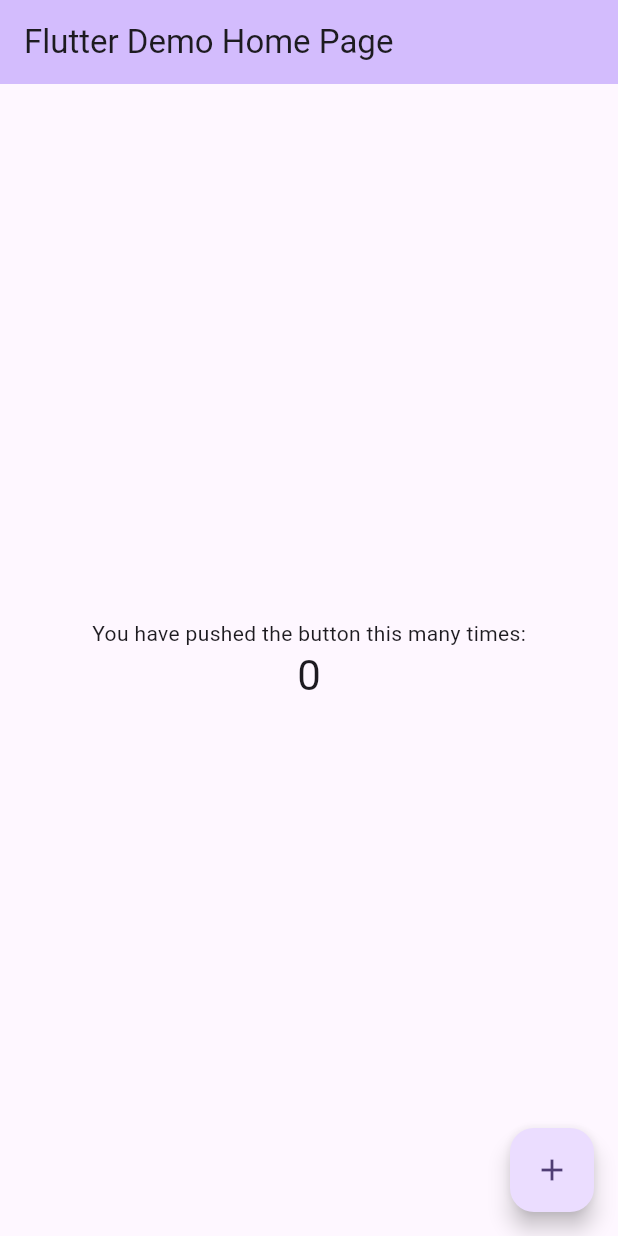
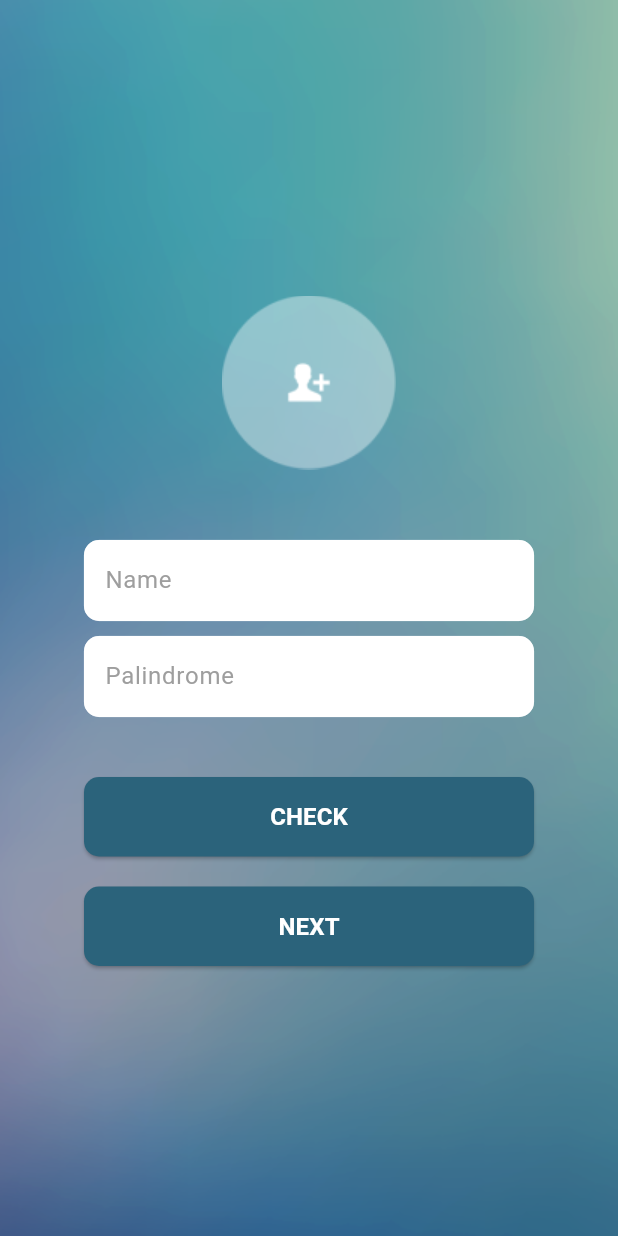
Before and after one commit to adamilham-dev/suitmedia_km_test, a Flutter app: the screen it shows after launch, on a phone screen of 412 x 824 dp. Run offline on Flutter 3.47's test engine with Material 3 defaults, Android fonts, the phone set to English and light mode, and no system bars; our stand-ins replace dio, get, get_storage.

Commit message:
update page two and three

```diff
--- a/lib/main.dart
+++ b/lib/main.dart
@@ -1,6 +1,10 @@
 import 'package:flutter/material.dart';
+import 'package:get/get.dart';
+import 'package:get_storage/get_storage.dart';
+import 'package:myapp/page_first.dart';
 
-void main() {
+void main() async {
+  await GetStorage.init();
   runApp(const MyApp());
 }
 
@@ -10,98 +14,13 @@ class MyApp extends StatelessWidget {
   // This widget is the root of your application.
   @override
   Widget build(BuildContext context) {
-    return MaterialApp(
-      title: 'Flutter Demo',
+    return GetMaterialApp(
+      title: 'KM TEST',
       theme: ThemeData(
         colorScheme: ColorScheme.fromSeed(seedColor: Colors.deepPurple),
       ),
-      home: const MyHomePage(title: 'Flutter Demo Home Page'),
+      home: const PageFirst(),
+      debugShowCheckedModeBanner: false,
     );
   }
 }
-
-class MyHomePage extends StatefulWidget {
-  const MyHomePage({super.key, required this.title});
-
-  // This widget is the home page of your application. It is stateful, meaning
-  // that it has a State object (defined below) that contains fields that affect
-  // how it looks.
-
-  // This class is the configuration for the state. It holds the values (in this
-  // case the title) provided by the parent (in this case the App widget) and
-  // used by the build method of the State. Fields in a Widget subclass are
-  // always marked "final".
-
-  final String title;
-
-  @override
-  State<MyHomePage> createState() => _MyHomePageState();
-}
-
-class _MyHomePageState extends State<MyHomePage> {
-  int _counter = 0;
-
-  void _incrementCounter() {
-    setState(() {
-      // This call to setState tells the Flutter framework that something has
-      // changed in this State, which causes it to rerun the build method below
-      // so that the display can reflect the updated values. If we changed
-      // _counter without calling setState(), then the build method would not be
-      // called again, and so nothing would appear to happen.
-      _counter++;
-    });
-  }
-
-  @override
-  Widget build(BuildContext context) {
-    // This method is rerun every time setState is called, for instance as done
-    // by the _incrementCounter method above.
-    //
-    // The Flutter framework has been optimized to make rerunning build methods
-    // fast, so that you can just rebuild anything that needs updating rather
-    // than having to individually change instances of widgets.
-    return Scaffold(
-      appBar: AppBar(
-        // TRY THIS: Try changing the color here to a specific color (to
-        // Colors.amber, perhaps?) and trigger a hot reload to see the AppBar
-        // change color while the other colors stay the same.
-        backgroundColor: Theme.of(context).colorScheme.inversePrimary,
-        // Here we take the value from the MyHomePage object that was created by
-        // the App.build method, and use it to set our appbar title.
-        title: Text(widget.title),
-      ),
-      body: Center(
-        // Center is a layout widget. It takes a single child and positions it
-        // in the middle of the parent.
-        child: Column(
-          // Column is also a layout widget. It takes a list of children and
-          // arranges them vertically. By default, it sizes itself to fit its
-          // children horizontally, and tries to be as tall as its parent.
-          //
-          // Column has various properties to control how it sizes itself and
-          // how it positions its children. Here we use mainAxisAlignment to
-          // center the children vertically; the main axis here is the vertical
-          // axis because Columns are vertical (the cross axis would be
-          // horizontal).
-          //
-          // TRY THIS: Invoke "debug painting" (choose the "Toggle Debug Paint"
-          // action in the IDE, or press "p" in the console), to see the
-          // wireframe for each widget.
-          mainAxisAlignment: MainAxisAlignment.center,
-          children: <Widget>[
-            const Text('You have pushed the button this many times:'),
-            Text(
-              '$_counter',
-              style: Theme.of(context).textTheme.headlineMedium,
-            ),
-          ],
-        ),
-      ),
-      floatingActionButton: FloatingActionButton(
-        onPressed: _incrementCounter,
-        tooltip: 'Increment',
-        child: const Icon(Icons.add),
-      ), // This trailing comma makes auto-formatting nicer for build methods.
-    );
-  }
-}
--- /dev/null
+++ b/lib/page_first.dart
@@ -0,0 +1,223 @@
+import 'package:flutter/material.dart';
+import 'package:get/route_manager.dart';
+import 'package:get_storage/get_storage.dart';
+import 'package:myapp/page_second.dart';
+
+class PageFirst extends StatefulWidget {
+  const PageFirst({super.key});
+
+  @override
+  State<PageFirst> createState() => _PageFirstState();
+}
+
+class _PageFirstState extends State<PageFirst> {
+  final TextEditingController _name = TextEditingController();
+  final TextEditingController _palindrome = TextEditingController();
+
+  @override
+  Widget build(BuildContext context) {
+    return Scaffold(
+      body: Container(
+        decoration: BoxDecoration(
+          image: DecorationImage(
+            image: AssetImage('assets/background.png'),
+            fit: BoxFit.cover,
+          ),
+        ),
+        child: Center(
+          child: SingleChildScrollView(
+            child: Column(
+              mainAxisAlignment: MainAxisAlignment.center,
+              children: [
+                Image.asset('assets/ic_photo.png', width: 150, height: 150),
+                SizedBox(height: 30),
+                SizedBox(
+                  width: 300,
+                  child: TextField(
+                    controller: _name,
+                    decoration: InputDecoration(
+                      hintText: "Name",
+                      filled: true,
+                      fillColor: Colors.white,
+                      hintStyle: TextStyle(color: Colors.grey),
+                      contentPadding: const EdgeInsets.symmetric(
+                        vertical: 15,
+                        horizontal: 10,
+                      ),
+                      border: OutlineInputBorder(
+                        borderRadius: BorderRadius.circular(10),
+                        borderSide: const BorderSide(
+                          color: Colors.white,
+                          width: .5,
+                        ),
+                      ),
+                      focusedBorder: OutlineInputBorder(
+                        borderRadius: BorderRadius.circular(10),
+                        borderSide: const BorderSide(
+                          color: Colors.white,
+                          width: .5,
+                        ),
+                      ),
+                      enabledBorder: OutlineInputBorder(
+                        borderRadius: BorderRadius.circular(10),
+                        borderSide: const BorderSide(
+                          color: Colors.white,
+                          width: .5,
+                        ),
+                      ),
+                    ),
+                  ),
+                ),
+                SizedBox(height: 10),
+                SizedBox(
+                  width: 300,
+                  child: TextField(
+                    controller: _palindrome,
+                    decoration: InputDecoration(
+                      hintText: "Palindrome",
+                      hintStyle: TextStyle(color: Colors.grey),
+                      filled: true,
+                      fillColor: Colors.white,
+                      contentPadding: const EdgeInsets.symmetric(
+                        vertical: 15,
+                        horizontal: 10,
+                      ),
+                      border: OutlineInputBorder(
+                        borderRadius: BorderRadius.circular(10),
+                        borderSide: const BorderSide(
+                          color: Colors.white,
+                          width: .5,
+                        ),
+                      ),
+                      focusedBorder: OutlineInputBorder(
+                        borderRadius: BorderRadius.circular(10),
+                        borderSide: const BorderSide(
+                          color: Colors.white,
+                          width: .5,
+                        ),
+                      ),
+                      enabledBorder: OutlineInputBorder(
+                        borderRadius: BorderRadius.circular(10),
+                        borderSide: const BorderSide(
+                          color: Colors.white,
+                          width: .5,
+                        ),
+                      ),
+                    ),
+                  ),
+                ),
+                SizedBox(height: 40),
+                SizedBox(
+                  width: 300,
+                  child: ElevatedButton(
+                    onPressed: () {
+                      String name = _name.text;
+                      String palindrome = _palindrome.text;
+
+                      if (name.isEmpty || palindrome.isEmpty) {
+                        Get.snackbar(
+                          'Error',
+                          'Please fill in all fields',
+                          backgroundColor: Colors.red[900],
+                          colorText: Colors.white,
+                        );
+                      } else {
+                        if (isPalindrome(palindrome)) {
+                          Get.defaultDialog(
+                            title: 'Result',
+                            middleText: '"$palindrome" is a palindrome',
+                            titleStyle: TextStyle(color: Colors.black),
+                            middleTextStyle: TextStyle(color: Colors.black),
+                            textConfirm: 'Close',
+                            confirmTextColor: Colors.white,
+                            onConfirm: () {
+                              Get.back();
+                            },
+                          );
+                        } else {
+                          Get.defaultDialog(
+                            title: 'Result',
+                            middleText: '"$palindrome" is not a palindrome',
+                            titleStyle: TextStyle(color: Colors.white),
+                            middleTextStyle: TextStyle(color: Colors.white),
+                            backgroundColor: Colors.red[900],
+                            textConfirm: 'Close',
+                            confirmTextColor: Colors.white,
+                            onConfirm: () {
+                              Get.back();
+                            },
+                          );
+                        }
+                      }
+                    },
+                    style: ElevatedButton.styleFrom(
+                      backgroundColor: Color(0xFF2B637B),
+                      padding: const EdgeInsets.symmetric(vertical: 15),
+                      shape: RoundedRectangleBorder(
+                        borderRadius: BorderRadius.circular(10),
+                      ),
+                    ),
+                    child: Text(
+                      'CHECK',
+                      style: TextStyle(
+                        color: Colors.white,
+                        fontSize: 16,
+                        fontWeight: FontWeight.bold,
+                      ),
+                    ),
+                  ),
+                ),
+                SizedBox(height: 20),
+                SizedBox(
+                  width: 300,
+                  child: ElevatedButton(
+                    onPressed: () {
+                      if (_name.text.isEmpty) {
+                        Get.snackbar(
+                          'Error',
+                          'Please fill name fields',
+                          backgroundColor: Colors.red[900],
+                          colorText: Colors.white,
+                        );
+                        return;
+                      }
+                      Get.to(
+                        () => PageSecond(),
+                        transition: Transition.rightToLeft,
+                      );
+                      Get.to(
+                        () => PageSecond(),
+                        transition: Transition.rightToLeft,
+                      );
+                      GetStorage().write('name', _name.text);
+                    },
+                    style: ElevatedButton.styleFrom(
+                      backgroundColor: Color(0xFF2B637B),
+                      padding: const EdgeInsets.symmetric(vertical: 15),
+                      shape: RoundedRectangleBorder(
+                        borderRadius: BorderRadius.circular(10),
+                      ),
+                    ),
+                    child: Text(
+                      'NEXT',
+                      style: TextStyle(
+                        color: Colors.white,
+                        fontSize: 16,
+                        fontWeight: FontWeight.bold,
+                      ),
+                    ),
+                  ),
+                ),
+              ],
+            ),
+          ),
+        ),
+      ),
+    );
+  }
+
+  bool isPalindrome(String text) {
+    String setText = text.replaceAll(RegExp(r'[^A-Za-z0-9]'), '').toLowerCase();
+    return setText == setText.split('').reversed.join('');
+  }
+}
```
Also changed, not shown: lib/page_second.dart (added, +78 -0 lines), lib/page_third.dart (added, +60 -0 lines), pubspec.yaml (+5 -2 lines), assets/background.png (added), assets/ic_photo.png (added), pubspec.lock, 3 other files.
